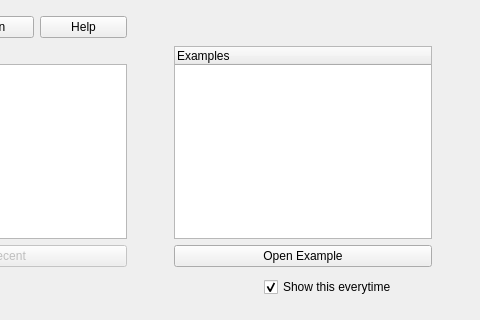
First picture: the form in src/launchingscreen.ui, repository openscad/openscad, before the edit; both pictures show x 196 to 676 and y 94 to 414 of the 676 by 414 pixel window.
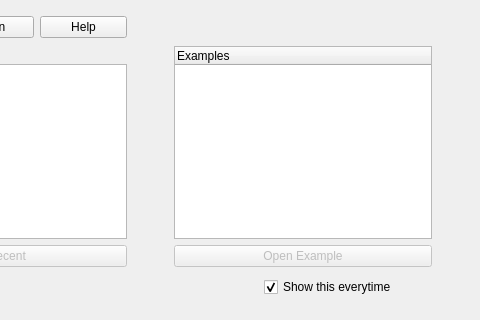
Second picture: the form after the edit. Icons and pictures are not drawn.

Commit message: example button is disabled if nothing selected

```diff
--- a/src/launchingscreen.ui
+++ b/src/launchingscreen.ui
@@ -159,6 +159,9 @@
     </item>
     <item>
      <widget class="QPushButton" name="exampleBtn">
+      <property name="enabled">
+       <bool>false</bool>
+      </property>
       <property name="text">
        <string>Open Example</string>
       </property>
```
The commit also changes 3 other files.
